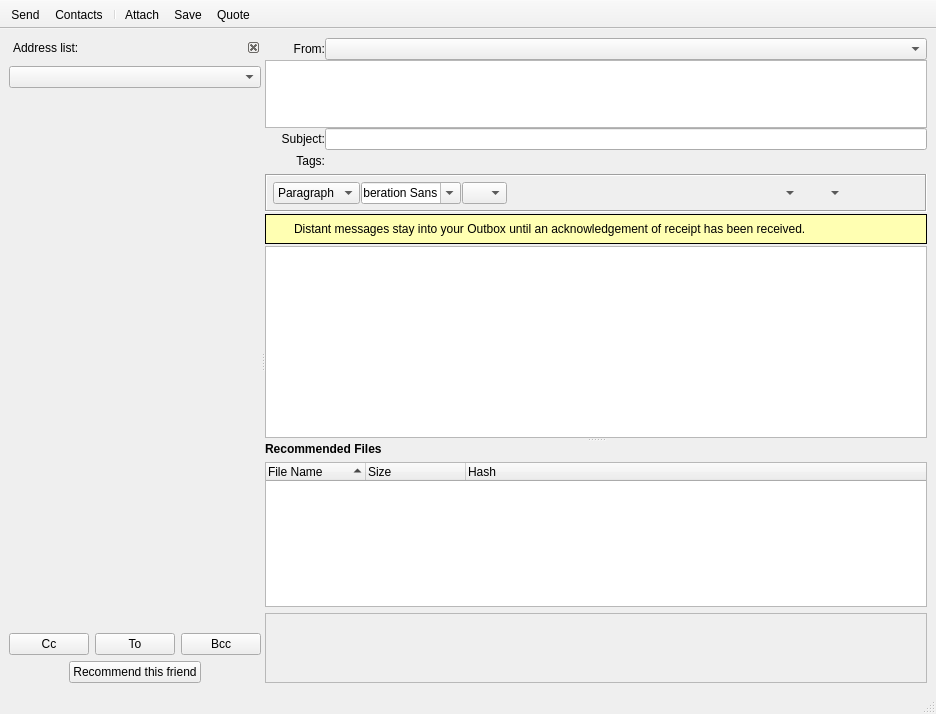
Before: the Qt Designer form retroshare-gui/src/gui/msgs/MessageComposer.ui in RetroShare/RetroShare, drawn with Qt 5.
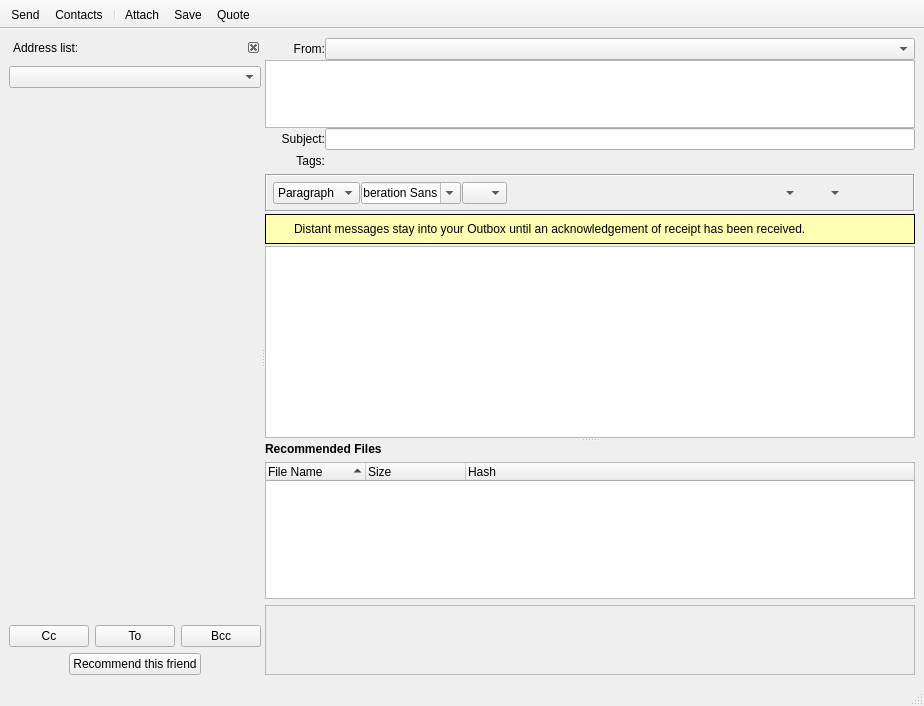
After: the same form once the commit is applied. Icons and pictures are not drawn. Custom widgets are drawn as their Qt base class.

Commit message: fix ui width & height back to normal size

What changed in the file:
```diff
--- a/retroshare-gui/src/gui/msgs/MessageComposer.ui
+++ b/retroshare-gui/src/gui/msgs/MessageComposer.ui
@@ -6,8 +6,8 @@
    <rect>
     <x>0</x>
     <y>0</y>
-    <width>936</width>
-    <height>714</height>
+    <width>896</width>
+    <height>706</height>
    </rect>
   </property>
   <property name="windowTitle">
```
Left out of the diff: 4 changed lines with no effect on the pictures. The commit also changes 8 other files.
